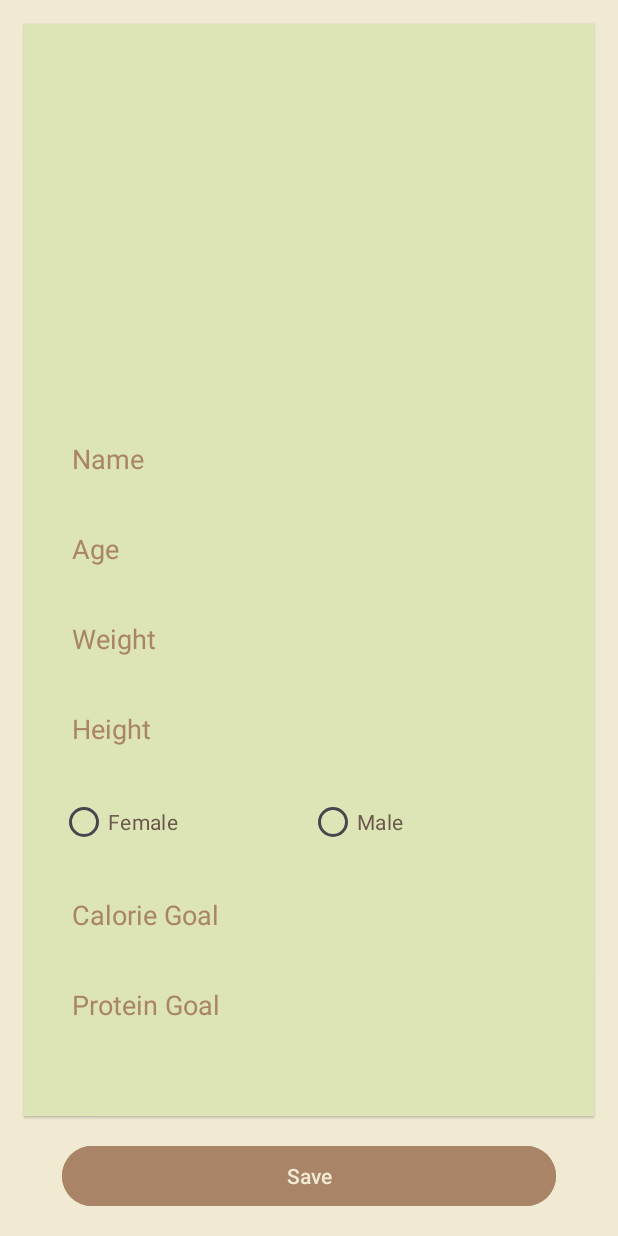
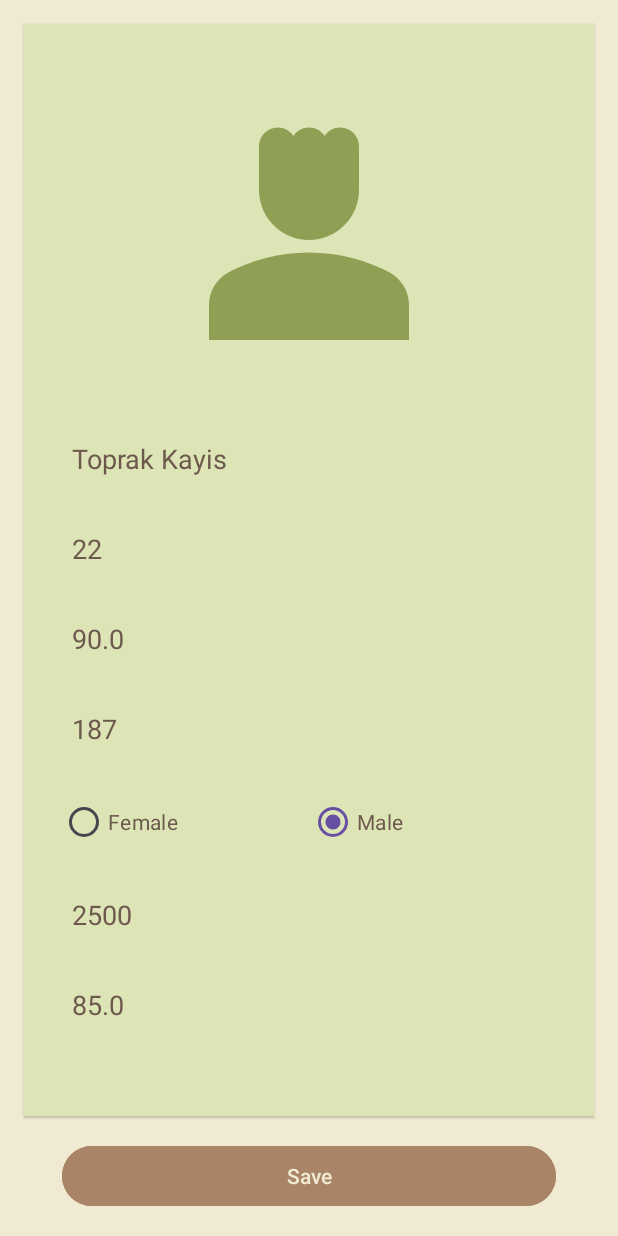
Before and after one commit to Omieron/NutritionTrackingApp, an Android app: the screen it shows after launch (PersonActivity), after a tap on "Profile Settings", on a phone screen of 412 x 824 dp. Run offline under Robolectric (Android 15) with nearby library versions, the phone set to English and light mode, and no system bars; our stand-ins replace Room's generated code; libraries missing offline, so code that uses them is left out: com.daimajia.androidanimations, com.github.jinatonic.confetti; pictures from the network do not load; 1 statement that could not run was skipped.

Commit message:
person data artik calisiyor ve de seekbar da yenilenmis calori hedefi gosteriliyor bunun yaninda worker calisiyor

```diff
--- a/app/src/main/java/com/group20/nutritiontrackingapp/MainActivity.kt
+++ b/app/src/main/java/com/group20/nutritiontrackingapp/MainActivity.kt
@@ -9,6 +9,7 @@ import android.media.MediaPlayer
 import android.os.Bundle
 import android.os.Handler
 import android.os.Looper
+import android.os.UserHandle
 import android.text.Editable
 import android.text.TextWatcher
 import com.github.jinatonic.confetti.CommonConfetti
@@ -41,6 +42,7 @@ import retrofit2.Call
 import retrofit2.Callback
 import retrofit2.Response
 import kotlin.math.max
+import kotlin.properties.Delegates
 
 class MainActivity : AppCompatActivity(),ExerciseCustomRecyclerViewAdapter.ExerciseAdapterInterface {
 
@@ -60,6 +62,7 @@ class MainActivity : AppCompatActivity(),ExerciseCustomRecyclerViewAdapter.Exerc
     private lateinit var runnable: Runnable
     private var progress = 0
     private var maxProg = 0
+    private var caloricGoal = 2000
     private val PREFS_NAME = "ExercisePrefs"
     private val KEY_CALORIES_BURNED = "caloriesBurned"
     private val KEY_ACTIVE_MINUTES = "activeMinutes"
@@ -105,13 +108,9 @@ class MainActivity : AppCompatActivity(),ExerciseCustomRecyclerViewAdapter.Exerc
                 .playOn(binding.animatedText)
         }
 
-        var caloricGoal = 2000;
-        val person = db.personDao().getPersonById(1000)
-        if (db.personDao().getPersonById(1000) !== null) {
-            caloricGoal = person.calorieGoal
-        }
-        binding.calorieText.text = "$maxProg / $caloricGoal kcal"
-        binding.calorieSeekBar.max = caloricGoal
+        prepareUSerData()
+
+        checkCalorieGoal()
 
         //Seekbar Logic
         binding.calorieSeekBar.isEnabled = false
@@ -265,6 +264,7 @@ class MainActivity : AppCompatActivity(),ExerciseCustomRecyclerViewAdapter.Exerc
         progress = 0
         setCaloriesForMeals(mealList)
         setMacroTypeForMeals(mealList)
+        checkCalorieGoal()
         handler.post(runnable)
     }
 
@@ -347,6 +347,8 @@ class MainActivity : AppCompatActivity(),ExerciseCustomRecyclerViewAdapter.Exerc
             displayExercises(db.exerciseDao().getAllExercises())
         }
 
+
+
         bindingForDialog.addButton.setOnClickListener {
             selectedExercise?.let { exercise ->
                 exerciseTimeMinutes = 30
@@ -413,6 +415,22 @@ class MainActivity : AppCompatActivity(),ExerciseCustomRecyclerViewAdapter.Exerc
         bindingForDialog.searchExercise.setText("")
         selectedExercise = null
         customDialog.dismiss()
+    }
+
+    private fun prepareUSerData(){
+        if(db.personDao().getPersonById(1000) == null) {
+            val user = Person(1000, "Toprak Kayis", 22, 90.0, 187, 'M', 2500, 85.0)
+            db.personDao().insertPerson(user)
+        }
+    }
+
+    private fun checkCalorieGoal(){
+        val person = db.personDao().getPersonById(1000)
+            if (person != null) {
+                caloricGoal = person.calorieGoal
+        }
+        binding.calorieText.text = "$maxProg / $caloricGoal kcal"
+        binding.calorieSeekBar.max = caloricGoal
     }
 
     private fun prepareExerciseData() {
--- a/app/src/main/java/com/group20/nutritiontrackingapp/PersonActivity.kt
+++ b/app/src/main/java/com/group20/nutritiontrackingapp/PersonActivity.kt
@@ -5,6 +5,7 @@ import android.util.Log
 import android.widget.Toast
 import androidx.activity.enableEdgeToEdge
 import androidx.appcompat.app.AppCompatActivity
+import androidx.lifecycle.lifecycleScope
 import androidx.room.Room
 import androidx.work.Data
 import androidx.work.OneTimeWorkRequestBuilder
@@ -15,12 +16,14 @@ import com.group20.nutritiontrackingapp.db.Person
 import com.group20.nutritiontrackingapp.db.PersonDAO
 import com.group20.nutritiontrackingapp.util.Constants
 import com.group20.nutritiontrackingapp.worker.CustomWorkerSavePerson
+import kotlinx.coroutines.delay
+import kotlinx.coroutines.launch
 
 class PersonActivity : AppCompatActivity() {
 
     // Variables
     lateinit var binding: ActivityPersonBinding
-    private lateinit var personDao: PersonDAO
+    private lateinit var person: Person
     private var isFirstTime = true
 
     private val db: AppDatabase by lazy {
@@ -38,44 +41,51 @@ class PersonActivity : AppCompatActivity() {
         super.onCreate(savedInstanceState)
         enableEdgeToEdge()
 
-        // Binding section
+        // Binding Section
         binding = ActivityPersonBinding.inflate(layoutInflater)
         setContentView(binding.root)
 
-        //DB
-        personDao = db.personDao()
-        checkExistingData()
+        // DB Query
+        person = db.personDao().getPersonById(1000)!!
+        populateFields(person)
 
-        // Listeners
+        binding.femaleRb.setOnClickListener{
+            binding.imageView3.setImageResource(R.drawable.baseline_person_female_24)
+        }
+
+        binding.MaleRb.setOnClickListener{
+            binding.imageView3.setImageResource(R.drawable.baseline_person_male_24)
+        }
+
+        // Back Button Listener
         binding.backBtn.setOnClickListener {
             if (validateFields()) {
                 saveData()
             }
-            finish()
+            Toast.makeText(this@PersonActivity, "The data is updating", Toast.LENGTH_SHORT).show()
+            lifecycleScope.launch {
+                delay(1000) // 1 saniye bekleme
+                finish() // Mevcut aktiviteyi kapatmak için
+            }
         }
+
     }
 
-    private fun checkExistingData() {
-        val person = personDao.getPersonById(1000)
-        Log.d("PersonActivity", "Checking existing data: ${person?.toString() ?: "No person found"}")
-        person?.let {
-            // Fill in the fields with existing data
-            binding.apply {
-                nameTv.setText(it.name)
-                AgeTv.setText(it.age.toString())
-                WeightTv.setText(it.weight.toString())
-                HeightTv.setText(it.height.toString())
-                calGoalTv.setText(it.calorieGoal.toString())
-                proteinGoalTv.setText(it.proteinGoal.toString())
-                if (it.sex == 'F') {
-                    femaleRb.isChecked = true
-                    binding.imageView3.setImageResource(R.drawable.baseline_person_female_24)
-                }
-                else {
-                    MaleRb.isChecked = true
-                    binding.imageView3.setImageResource(R.drawable.baseline_person_male_24)
-                }
-            }
+    private fun populateFields(person: Person) {
+        binding.nameTv.setText(person.name)
+        binding.AgeTv.setText(person.age.toString())
+        binding.WeightTv.setText(person.weight.toString())
+        binding.HeightTv.setText(person.height.toString())
+        binding.calGoalTv.setText(person.calorieGoal.toString())
+        binding.proteinGoalTv.setText(person.proteinGoal.toString())
+
+        // Set gender radio button and image
+        if (person.sex == 'F') {
+            binding.femaleRb.isChecked = true
+            binding.imageView3.setImageResource(R.drawable.baseline_person_female_24)
+        } else {
+            binding.MaleRb.isChecked = true
+            binding.imageView3.setImageResource(R.drawable.baseline_person_male_24)
         }
     }
 
--- a/app/src/main/java/com/group20/nutritiontrackingapp/db/PersonDAO.kt
+++ b/app/src/main/java/com/group20/nutritiontrackingapp/db/PersonDAO.kt
@@ -20,7 +20,7 @@ interface PersonDAO {
     fun deletePerson(person: Person):Int
 
     @Query("SELECT * FROM ${Constants.PERSON_TABLE} WHERE id =:id")
-    fun getPersonById(id:Int):Person
+    fun getPersonById(id:Int):Person?
 
     @Query("SELECT * FROM ${Constants.PERSON_TABLE} WHERE name LIKE :name")
     fun getPersonByName(name:String):MutableList<Person>
```
